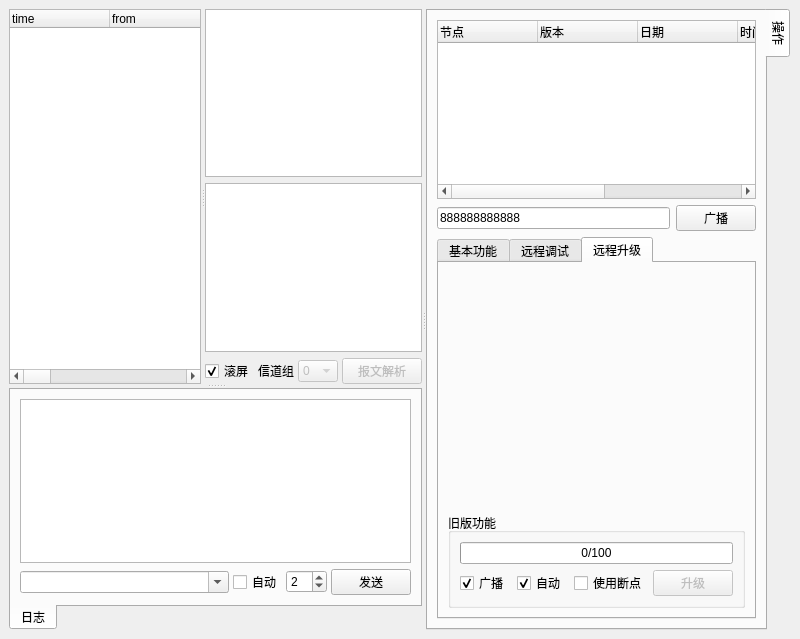
Old version of the form mainwindow.ui in the repository zaazbb/YM001NetworkAnalyzer.
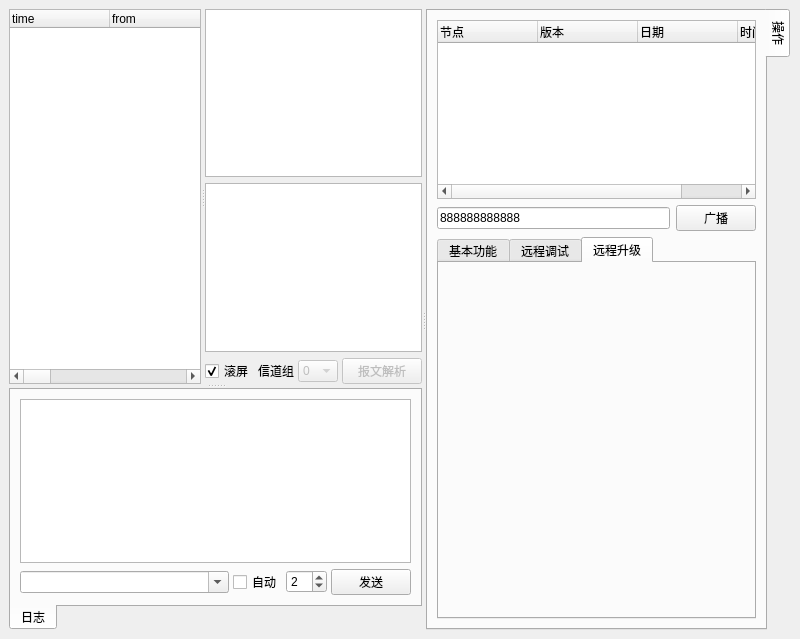
New version of the form. The open tabs and pages were chosen to show the change.

Commit message: remove old upgrade codes; add highlight action.

Patch:
```diff
--- a/mainwindow.ui
+++ b/mainwindow.ui
@@ -478,16 +478,6 @@
              <string>时间</string>
             </property>
            </column>
-           <column>
-            <property name="text">
-             <string>upgRate</string>
-            </property>
-           </column>
-           <column>
-            <property name="text">
-             <string>bpFlag</string>
-            </property>
-           </column>
           </widget>
          </item>
          <item>
@@ -698,87 +688,7 @@
             <attribute name="title">
              <string>远程升级</string>
             </attribute>
-            <layout class="QVBoxLayout" name="verticalLayout_9">
-             <item>
-              <spacer name="verticalSpacer_5">
-               <property name="orientation">
-                <enum>Qt::Vertical</enum>
-               </property>
-               <property name="sizeHint" stdset="0">
-                <size>
-                 <width>20</width>
-                 <height>40</height>
-                </size>
-               </property>
-              </spacer>
-             </item>
-             <item>
-              <widget class="QGroupBox" name="groupBox_4">
-               <property name="title">
-                <string>旧版功能</string>
-               </property>
-               <layout class="QVBoxLayout" name="verticalLayout_6">
-                <item>
-                 <widget class="QProgressBar" name="progressBar_upgrade">
-                  <property name="value">
-                   <number>0</number>
-                  </property>
-                  <property name="format">
-                   <string>%v/%m</string>
-                  </property>
-                 </widget>
-                </item>
-                <item>
-                 <layout class="QHBoxLayout" name="horizontalLayout_2">
-                  <item>
-                   <widget class="QCheckBox" name="checkBox_bcast">
-                    <property name="text">
-                     <string>广播</string>
-                    </property>
-                    <property name="checked">
-                     <bool>true</bool>
-                    </property>
-                   </widget>
-                  </item>
-                  <item>
-                   <widget class="QCheckBox" name="checkBox_upgauto">
-                    <property name="toolTip">
-                     <string>after chngm&amp;send,auto readbp &amp; calcbp,and reloop,until bp is allone.</string>
-                    </property>
-                    <property name="text">
-                     <string>自动</string>
-                    </property>
-                    <property name="checked">
-                     <bool>true</bool>
-                    </property>
-                   </widget>
-                  </item>
-                  <item>
-                   <widget class="QCheckBox" name="checkBox_usebp">
-                    <property name="toolTip">
-                     <string>used when auto is unchecked.calcbp before chngm&amp;send.</string>
-                    </property>
-                    <property name="text">
-                     <string>使用断点</string>
-                    </property>
-                   </widget>
-                  </item>
-                  <item>
-                   <widget class="QPushButton" name="pushButton_upgrade">
-                    <property name="enabled">
-                     <bool>false</bool>
-                    </property>
-                    <property name="text">
-                     <string>升级</string>
-                    </property>
-                   </widget>
-                  </item>
-                 </layout>
-                </item>
-               </layout>
-              </widget>
-             </item>
-            </layout>
+            <layout class="QVBoxLayout" name="verticalLayout_9"/>
            </widget>
           </widget>
          </item>
```
Left out of the diff: 20 changed lines with no effect on the pictures. The commit also changes 3 other files.
